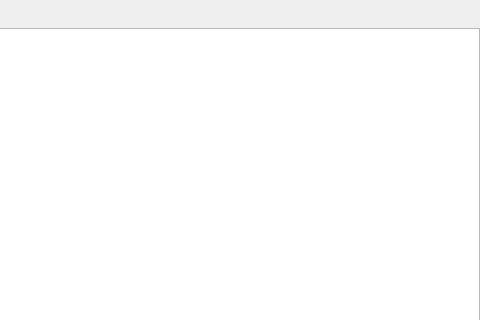
Above: xdisasmwidget.ui from horsicq/XDisasm before the change; both pictures show x 353 to 833 and y 0 to 320 of the 833 by 639 pixel window. Below: the same form after it.
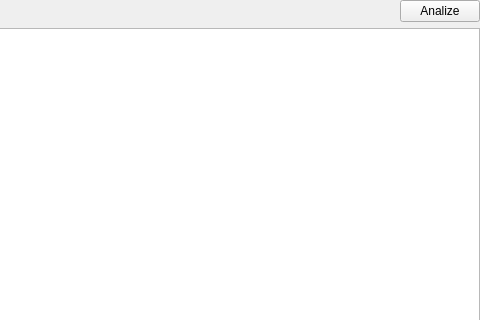
That is the form after the change.

```diff
--- a/xdisasmwidget.ui
+++ b/xdisasmwidget.ui
@@ -48,6 +48,13 @@
        </property>
       </spacer>
      </item>
+     <item>
+      <widget class="QPushButton" name="pushButtonAnalize">
+       <property name="text">
+        <string>Analize</string>
+       </property>
+      </widget>
+     </item>
     </layout>
    </item>
    <item>
```
